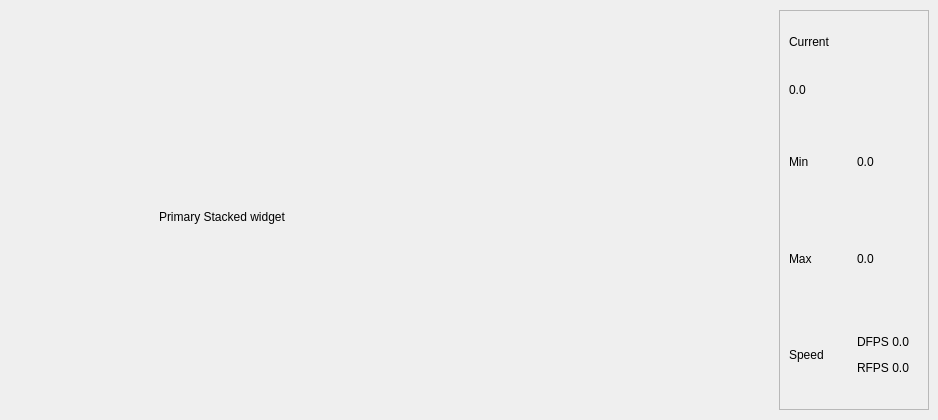
The window that fastpm100/assets/strip_layout.ui (WasatchPhotonics/FastPM100) describes before a commit, drawn with Qt 5.
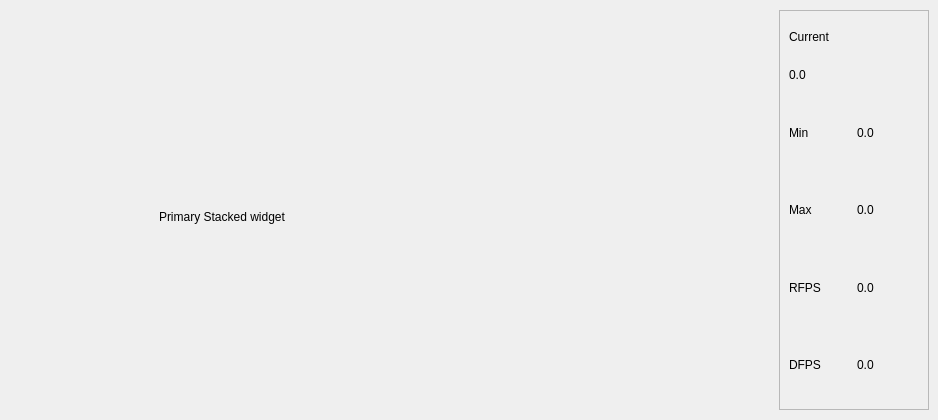
The same window after the commit.

```diff
--- a/fastpm100/assets/strip_layout.ui
+++ b/fastpm100/assets/strip_layout.ui
@@ -95,9 +95,9 @@
           </layout>
          </item>
          <item>
-          <layout class="QHBoxLayout" name="horizontalLayout_4">
+          <layout class="QHBoxLayout" name="horizontalLayout_6">
            <item>
-            <widget class="QLabel" name="label_3">
+            <widget class="QLabel" name="label_4">
              <property name="text">
               <string>Max</string>
              </property>
@@ -117,14 +117,32 @@
            <item>
             <widget class="QLabel" name="label_7">
              <property name="text">
-              <string>Speed</string>
+              <string>RFPS</string>
              </property>
             </widget>
            </item>
            <item>
             <widget class="QLabel" name="labelSpeed">
              <property name="text">
-              <string>&lt;html&gt;&lt;head/&gt;&lt;body&gt;&lt;p&gt;DFPS 0.0&lt;/p&gt;&lt;p&gt;RFPS 0.0&lt;/p&gt;&lt;/body&gt;&lt;/html&gt;</string>
+              <string>0.0</string>
+             </property>
+            </widget>
+           </item>
+          </layout>
+         </item>
+         <item>
+          <layout class="QHBoxLayout" name="horizontalLayout_4">
+           <item>
+            <widget class="QLabel" name="label_3">
+             <property name="text">
+              <string>DFPS</string>
+             </property>
+            </widget>
+           </item>
+           <item>
+            <widget class="QLabel" name="labelDFPS">
+             <property name="text">
+              <string>0.0</string>
              </property>
             </widget>
            </item>
```
Left out of the diff: 6 changed lines with no effect on the pictures.
